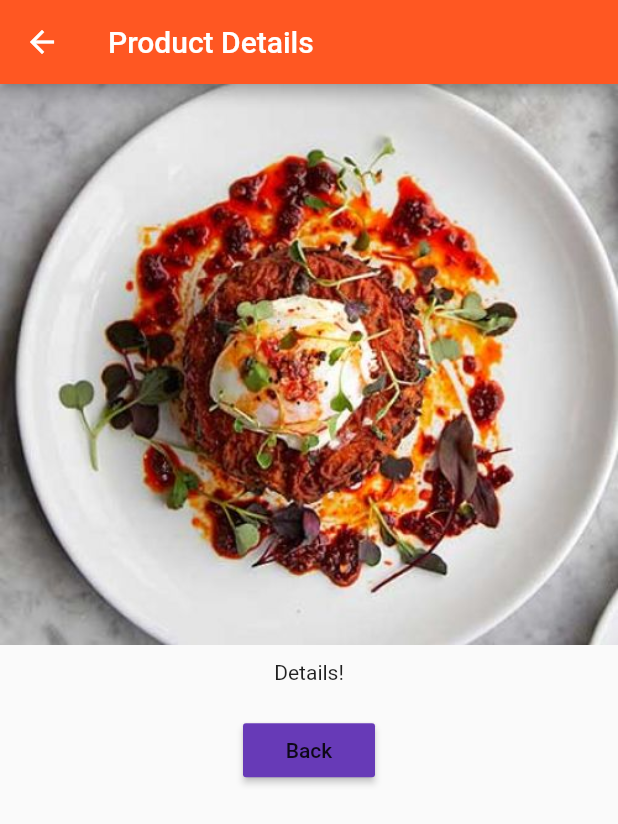
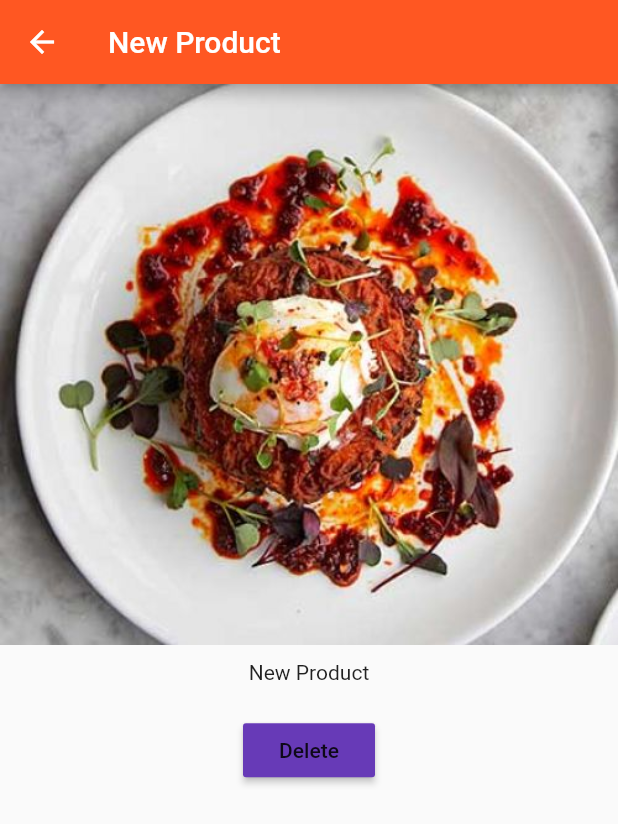
Before and after one commit to ranasl62/1st-flutter-app, a Flutter app: the screen it shows after launch, after a tap on "Add Product", after a tap on "Details", on a phone screen of 412 x 824 dp. Shown: the top 824 px of the screen. Run offline on Flutter 3.47's test engine with Material 2 defaults, Android fonts, the phone set to English and light mode, and no system bars.

Commit message:
passing back data using Future like promise of js

```diff
--- a/lib/pages/product.dart
+++ b/lib/pages/product.dart
@@ -2,31 +2,33 @@ import 'package:flutter/material.dart';
 import 'home.dart';
 
 class ProductPage extends StatelessWidget {
+  final String title;
+  final String imageUrl;
+  ProductPage({this.title, this.imageUrl});
   @override
   Widget build(BuildContext context) {
     // print(widget.);
     return Scaffold(
       appBar: AppBar(
-        title: Text('Product Details'),
+        title: Text(title),
       ),
       body: Column(
         crossAxisAlignment: CrossAxisAlignment.center,
         children: <Widget>[
-          Image.asset('assets/images/food.jpg'),
+          Image.asset(imageUrl),
           Container(
             padding: EdgeInsets.all(10.0),
-            child: Text('Details!'),
+            child: Text(title),
           ),
           Container(
               padding: EdgeInsets.all(10.0),
               child: RaisedButton(
                 color: Theme.of(context).accentColor,
-                child: Text('Back'),
+                child: Text('Delete'),
                 onPressed: () {
-                  Navigator.pop(context);
+                  Navigator.pop(context, true);
                 },
-              )
-              )
+              ))
         ],
       ),
     );
--- a/lib/product_control.dart
+++ b/lib/product_control.dart
@@ -8,7 +8,10 @@ class ProductControl extends StatelessWidget {
     return RaisedButton(
       color: Theme.of(context).primaryColor,
       onPressed: () {
-        addProduct('New Product');
+        addProduct({
+          'title': 'New Product',
+          'imageUrl':'assets/images/food.jpg'
+        });
       },
       child: Text('Add Product'),
     );
--- a/lib/product_manager.dart
+++ b/lib/product_manager.dart
@@ -1,9 +1,9 @@
-import 'package:first_app/product.dart';
+import 'package:first_app/products.dart';
 import 'package:first_app/product_control.dart';
 import 'package:flutter/material.dart';
 
 class ProductManager extends StatefulWidget {
-  String startingProduct;
+  Map<String, String> startingProduct;
   ProductManager({this.startingProduct});
   @override
   State<StatefulWidget> createState() {
@@ -12,20 +12,28 @@ class ProductManager extends StatefulWidget {
 }
 
 class _ProductManagerState extends State<ProductManager> {
-  List<String> _products = [];
+  List<Map<String, String>> _products = [];
   @override
   void initState() {
-    if (widget.startingProduct != null){
-       _products.add(widget.startingProduct);
+    if (widget.startingProduct != null) {
+      _products.add(widget.startingProduct);
     }
 
     super.initState();
   }
 
-  void _addProduct(String product) {
+  void _addProduct(Map<String, String> product) {
     setState(() {
       _products.add(product);
     });
+  }
+
+  _deleteProduct(int index) {
+    if (index < _products.length && index >= 0) {
+     setState(() {
+        _products.removeAt(index);
+     });
+    }
   }
 
   @override
@@ -35,7 +43,7 @@ class _ProductManagerState extends State<ProductManager> {
         Container(
             margin: EdgeInsets.all(10.0), child: ProductControl(_addProduct)),
         // Container(height: 450.0, child: Product(_products)),
-        Expanded(child: Product(_products)),
+        Expanded(child: Products(_products, _deleteProduct)),
       ],
     );
   }
--- a/lib/product.dart
+++ b/lib/products.dart
@@ -1,22 +1,35 @@
 import 'package:flutter/material.dart';
 import 'pages/product.dart';
-class Product extends StatelessWidget {
-  final List<String> products;
-  Product([this.products = const []]); //optional arguments mention []
+
+class Products extends StatelessWidget {
+  final List<Map<String, String>> products;
+  final Function deleteProduct;
+  Products(
+      [this.products = const [],
+      Function this.deleteProduct]); //optional arguments mention []
 
   Widget _buildProductItem(BuildContext context, int index) {
     return Card(
       child: Column(
         children: <Widget>[
-          Image.asset('assets/images/food.jpg'),
-          Text(products[index]),
+          Image.asset(products[index]['imageUrl']),
+          Text(products[index]['title']),
           ButtonBar(
             alignment: MainAxisAlignment.center,
             children: <Widget>[
               FlatButton(
                 child: Text('Details'),
-                onPressed: () => Navigator.push(context,
-                    MaterialPageRoute(builder: (BuildContext context) =>ProductPage())),
+                onPressed: () => Navigator.push<bool>(
+                    context,
+                    MaterialPageRoute(
+                        builder: (BuildContext context) => ProductPage(
+                              title: products[index]['title'],
+                              imageUrl: products[index]['imageUrl'],
+                            ))).then((bool value) {
+                  if (value) {
+                    deleteProduct(index);
+                  }
+                }),
               )
             ],
           )
```
